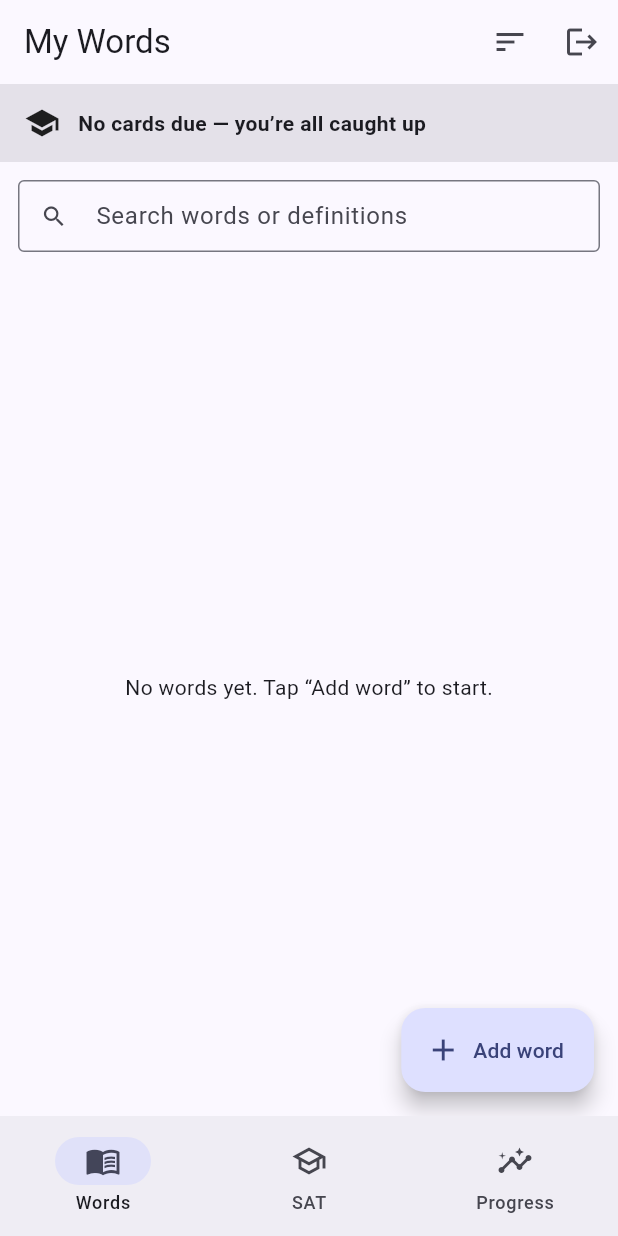
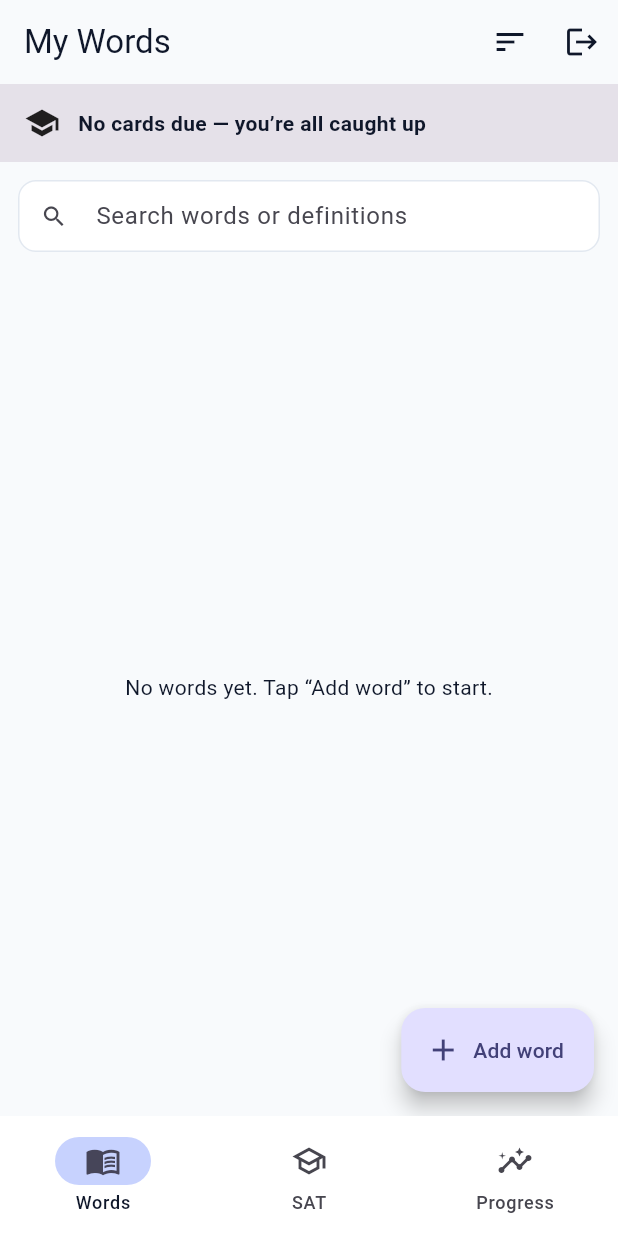
Before and after one commit to chicen26/verbaprep, a Flutter app: the screen it shows once a user with an empty profile is signed in, on a phone screen of 412 x 824 dp. Run offline on Flutter 3.47's test engine with Material 3 defaults, Android fonts, the phone set to English and light mode, and no system bars; our stand-ins replace flutter_riverpod, supabase_flutter; accounts and stored records are empty; network calls fail.

Commit message:
Apply WordExport indigo brand theme (recovered design)
Co-Authored-By: Claude Opus 4.8 (1M context) <noreply@anthropic.com>

```diff
--- a/lib/main.dart
+++ b/lib/main.dart
@@ -3,6 +3,7 @@ import 'package:flutter_riverpod/flutter_riverpod.dart';
 import 'package:supabase_flutter/supabase_flutter.dart';
 
 import 'config.dart';
+import 'theme.dart';
 import 'screens/auth_screen.dart';
 import 'screens/home_shell.dart';
 
@@ -27,10 +28,7 @@ class VerbaPrepApp extends StatelessWidget {
     return MaterialApp(
       title: 'VerbaPrep',
       debugShowCheckedModeBanner: false,
-      theme: ThemeData(
-        colorSchemeSeed: const Color(0xFF3D5AFE),
-        useMaterial3: true,
-      ),
+      theme: Brand.light(),
       home: Config.isConfigured ? const _Root() : const _ConfigNeeded(),
     );
   }
--- /dev/null
+++ b/lib/theme.dart
@@ -0,0 +1,82 @@
+import 'package:flutter/material.dart';
+
+/// VerbaPrep brand theme — the indigo "WordExport" design:
+/// clean, academic-modern, one indigo accent on a near-white surface,
+/// rounded white cards (20px) and rounded buttons (14px).
+class Brand {
+  static const primary = Color(0xFF4F46E5);
+  static const primaryDark = Color(0xFF3730A3);
+  static const accent = Color(0xFF6366F1);
+  static const tint = Color(0xFFC7D2FE);
+  static const surface = Color(0xFFF8FAFC);
+  static const card = Color(0xFFFFFFFF);
+  static const onSurface = Color(0xFF0F172A);
+  static const muted = Color(0xFF475569);
+
+  static ThemeData light() {
+    final scheme = ColorScheme.fromSeed(
+      seedColor: primary,
+      brightness: Brightness.light,
+    ).copyWith(
+      primary: primary,
+      secondary: accent,
+      surface: surface,
+      onSurface: onSurface,
+    );
+
+    return ThemeData(
+      useMaterial3: true,
+      colorScheme: scheme,
+      scaffoldBackgroundColor: surface,
+      cardTheme: CardThemeData(
+        color: card,
+        elevation: 1,
+        shape: RoundedRectangleBorder(borderRadius: BorderRadius.circular(20)),
+        clipBehavior: Clip.antiAlias,
+      ),
+      appBarTheme: const AppBarTheme(
+        backgroundColor: surface,
+        foregroundColor: onSurface,
+        elevation: 0,
+        scrolledUnderElevation: 1,
+        centerTitle: false,
+      ),
+      filledButtonTheme: FilledButtonThemeData(
+        style: FilledButton.styleFrom(
+          backgroundColor: primary,
+          foregroundColor: Colors.white,
+          minimumSize: const Size(0, 50),
+          shape: RoundedRectangleBorder(
+              borderRadius: BorderRadius.circular(14)),
+          textStyle: const TextStyle(
+              fontSize: 16, fontWeight: FontWeight.w600),
+        ),
+      ),
+      elevatedButtonTheme: ElevatedButtonThemeData(
+        style: ElevatedButton.styleFrom(
+          minimumSize: const Size(0, 50),
+          shape: RoundedRectangleBorder(
+              borderRadius: BorderRadius.circular(14)),
+        ),
+      ),
+      navigationBarTheme: NavigationBarThemeData(
+        backgroundColor: card,
+        indicatorColor: tint,
+        elevation: 2,
+      ),
+      inputDecorationTheme: InputDecorationTheme(
+        filled: true,
+        fillColor: card,
+        border: OutlineInputBorder(
+          borderRadius: BorderRadius.circular(12),
+          borderSide: const BorderSide(color: Color(0xFFE2E8F0)),
+        ),
+        enabledBorder: OutlineInputBorder(
+          borderRadius: BorderRadius.circular(12),
+          borderSide: const BorderSide(color: Color(0xFFE2E8F0)),
+        ),
+      ),
+      dividerColor: const Color(0xFFE2E8F0),
+    );
+  }
+}
```
